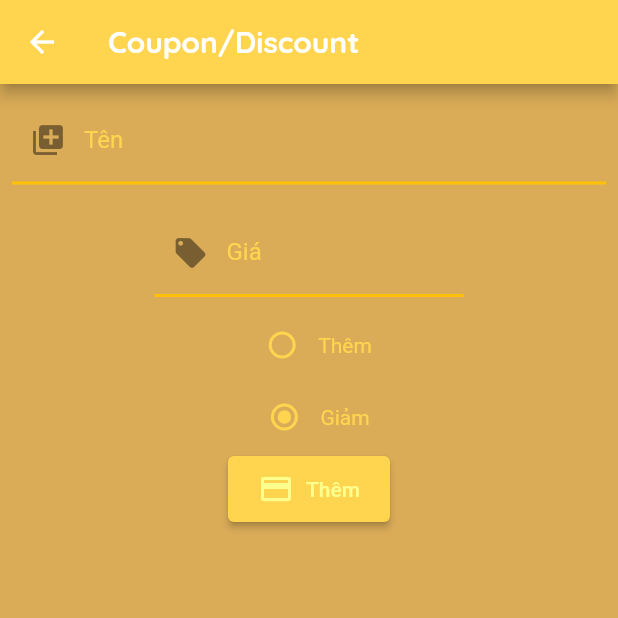
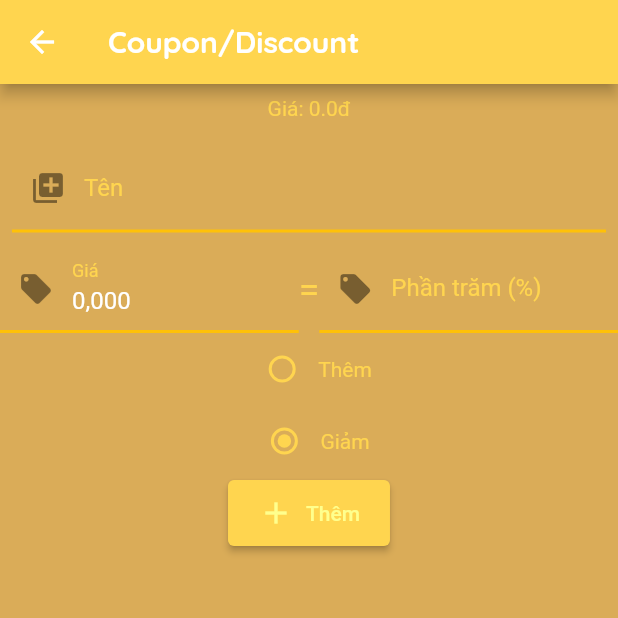
Before and after one commit to dim0147/Hai-Coffe-DenMo, a Flutter app: the PlaceOrderScreen screen opened directly with empty values, after a tap on "Thêm Coupon/Discout", on a phone screen of 412 x 824 dp, the top half of it. Run offline on Flutter 3.47's test engine with Material 2 defaults, Android fonts, the light colour scheme and no system bars; our stand-ins replace extended_masked_text, get, hive, hive_flutter, image_picker, moor; accounts and stored records are empty; generated files the repository leaves out were written again.

Commit message:
Add coupon

```diff
--- a/lib/Controller/PlaceOrderController.dart
+++ b/lib/Controller/PlaceOrderController.dart
@@ -1,10 +1,28 @@
 import 'package:get/get.dart';
+import 'package:hai_noob/Controller/PlaceOrderCouponController.dart';
+import 'package:hai_noob/Model/Bill.dart';
 import 'package:hai_noob/Model/Cart.dart';
 
 class PlaceOrderController extends GetxController {
   final cart = Get.arguments as Cart;
+  final listCouponScreenData = <CouponScreenData>[].obs;
 
   void onAddCoupon() async {
-    var coupon = await Get.toNamed('/menu/place-order/add-coupon');
+    CouponScreenData? couponScreenData =
+        await Get.toNamed('/menu/place-order/add-coupon', arguments: cart)
+            as CouponScreenData?;
+    if (couponScreenData == null) return;
+
+    listCouponScreenData.add(couponScreenData);
+  }
+
+  double showTotalPriceWithCoupon() {
+    double couponPrice = listCouponScreenData.fold(
+        0.0,
+        (previousValue, e) => e.type == CouponType.increase
+            ? previousValue + e.price
+            : previousValue - e.price);
+
+    return cart.showTotalPrice() + couponPrice;
   }
 }
--- a/lib/Controller/PlaceOrderCouponController.dart
+++ b/lib/Controller/PlaceOrderCouponController.dart
@@ -1,9 +1,30 @@
+import 'package:extended_masked_text/extended_masked_text.dart';
+import 'package:flutter/cupertino.dart';
 import 'package:get/get.dart';
+import 'package:hai_noob/Model/Bill.dart';
+import 'package:hai_noob/Model/Cart.dart';
 
-enum CouponType { increase, decrease }
+class CouponScreenData {
+  final String name;
+  final double price;
+  final int percent;
+  final CouponType type;
+
+  CouponScreenData(
+      {required this.name,
+      required this.price,
+      required this.percent,
+      required this.type});
+}
 
 class PlaceOrderCouponController extends GetxController {
+  final cart = Get.arguments as Cart;
   final couponType = CouponType.decrease.obs;
+  final nameC = TextEditingController();
+  final priceC = MoneyMaskedTextController(
+    precision: 3,
+  );
+  final percentC = TextEditingController();
 
   void onChangeCouponType(CouponType? value) {
     if (value == null) return;
@@ -11,5 +32,65 @@ class PlaceOrderCouponController extends GetxController {
     couponType.value = value;
   }
 
-  void onCancelClick() {}
+  void onChangePrice(String? value) {
+    if (value == null) return;
+
+    // Parse to int
+    double price = priceC.numberValue;
+
+    // Calculate percent
+    var total = cart.showTotalPrice();
+    int priceWithPercent = priceToPercent(price);
+    percentC.text = priceWithPercent.toString();
+  }
+
+  void onChangePercent(String? value) {
+    if (value == null) return;
+
+    // Parse to int
+    int? percent = int.tryParse(value);
+    if (percent == null) return;
+
+    // Calculate price
+    var total = cart.showTotalPrice();
+    double price = percentToPrice(percent);
+    priceC.updateValue(price);
+  }
+
+  double percentToPrice(int percent) {
+    double cartTotalPrice = cart.showTotalPrice();
+    double priceWithPercent = (percent * cartTotalPrice) / 100;
+    return priceWithPercent.toPrecision(2);
+  }
+
+  int priceToPercent(double price) {
+    double cartTotalPrice = cart.showTotalPrice();
+    double priceWithPercent = (price / cartTotalPrice) * 100;
+    return priceWithPercent.toInt();
+  }
+
+  void onAdd() {
+    String name = nameC.text;
+    double price = priceC.numberValue;
+    int? percent = int.tryParse(percentC.text);
+
+    if (name.length == 0) {
+      Get.snackbar('Lỗi', 'Tên không hợp lệ');
+      return;
+    }
+
+    if (price == 0.0 || percent == null) {
+      Get.snackbar('Lỗi', 'Giá hoặc phần trăm không hợp lệ');
+      return;
+    }
+
+    CouponScreenData couponScreenData = CouponScreenData(
+      name: name,
+      price: price,
+      percent: percent,
+      type: couponType.value,
+    );
+
+    Get.back(result: couponScreenData);
+  }
 }
--- a/lib/DB/Database.dart
+++ b/lib/DB/Database.dart
@@ -39,7 +39,8 @@ LazyDatabase _openConnection() {
   Tables,
   Bills,
   BillItems,
-  BillItemProperties
+  BillItemProperties,
+  BillCoupons
 ])
 class AppDatabase extends _$AppDatabase {
   AppDatabase() : super(_openConnection());
--- a/lib/Screen/CartScreen.dart
+++ b/lib/Screen/CartScreen.dart
@@ -178,7 +178,7 @@ class Footer extends GetView<CartController> {
             child: ElevatedButton.icon(
               onPressed: controller.onPayment,
               icon: Icon(Icons.payment),
-              label: Text('Payment'),
+              label: Text('Thanh Toán'),
             ),
           )
         ],
--- a/lib/Screen/MenuScreen.dart
+++ b/lib/Screen/MenuScreen.dart
@@ -320,9 +320,9 @@ class Footer extends GetView<MenuController> {
                   Expanded(
                     flex: 3,
                     child: ElevatedButton.icon(
-                      onPressed: () {},
+                      onPressed: controller.onClickPayment,
                       icon: Icon(Icons.payment),
-                      label: Text('Payment'),
+                      label: Text('Thanh Toán'),
                     ),
                   )
                 ],
--- a/lib/Screen/PlaceOrderCouponScreen.dart
+++ b/lib/Screen/PlaceOrderCouponScreen.dart
@@ -2,8 +2,8 @@ import 'dart:developer';
 
 import 'package:flutter/material.dart';
 import 'package:get/get.dart';
-import 'package:hai_noob/App/Config.dart';
 import 'package:hai_noob/Controller/PlaceOrderCouponController.dart';
+import 'package:hai_noob/Model/Bill.dart';
 import 'package:hai_noob/Screen/Component.dart';
 
 class PlaceOrderCouponScreen extends GetWidget<PlaceOrderCouponController> {
@@ -21,10 +21,16 @@ class PlaceOrderCouponScreen extends GetWidget<PlaceOrderCouponController> {
             width: double.infinity,
             child: Column(
               children: [
+                Padding(
+                  padding: const EdgeInsets.all(8.0),
+                  child: Text('Giá: ${controller.cart.showTotalPrice()}đ'),
+                ),
+
                 // Name
                 Container(
                   padding: EdgeInsets.all(8.0),
                   child: TextField(
+                    controller: controller.nameC,
                     decoration: InputDecoration(
                       labelText: 'Tên',
                       prefixIcon: Icon(Icons.library_add),
@@ -32,13 +38,12 @@ class PlaceOrderCouponScreen extends GetWidget<PlaceOrderCouponController> {
                   ),
                 ),
 
-                // Price
-                Padding(
-                  padding: const EdgeInsets.all(8.0),
-                  child: Center(
-                    child: Container(
-                      width: Get.width * 0.5,
+                Row(
+                  children: [
+                    Expanded(
                       child: TextField(
+                        onChanged: controller.onChangePrice,
+                        controller: controller.priceC,
                         keyboardType: TextInputType.number,
                         decoration: InputDecoration(
                           labelText: 'Giá',
@@ -48,9 +53,27 @@ class PlaceOrderCouponScreen extends GetWidget<PlaceOrderCouponController> {
                         ),
                       ),
                     ),
-                  ),
+                    Text(
+                      '=',
+                      style: TextStyle(fontSize: 25.0),
+                    ),
+                    // Percent
+                    Expanded(
+                      child: TextField(
+                        controller: controller.percentC,
+                        onChanged: controller.onChangePercent,
+                        keyboardType: TextInputType.number,
+                        decoration: InputDecoration(
+                          labelText: 'Phần trăm (%)',
+                          prefixIcon: Icon(
+                            Icons.local_offer,
+                          ),
+                        ),
+                      ),
+                    ),
+                  ],
                 ),
-
+                // Price
                 Obx(
                   () => Column(
                     children: [
@@ -60,13 +83,6 @@ class PlaceOrderCouponScreen extends GetWidget<PlaceOrderCouponController> {
                         valueChanged: controller.couponType.value,
                         onChanged: controller.onChangeCouponType,
                       ),
-                      // Radio(
-                      //   value: CouponType.increase,
-                      //   groupValue: controller.couponType.value,
-                      //   onChanged: controller.onChangeCouponType,
-                      // ),
-                      // Text('Thêm'),
-
                       RadioPrimary<CouponType>(
                         title: 'Giảm',
                         originValue: CouponType.decrease,
@@ -82,8 +98,8 @@ class PlaceOrderCouponScreen extends GetWidget<PlaceOrderCouponController> {
                   children: [
                     // Add
                     ElevatedButton.icon(
-                      onPressed: () {},
-                      icon: Icon(Icons.payment),
+                      onPressed: controller.onAdd,
+                      icon: Icon(Icons.add),
                       label: Text('Thêm'),
                     ),
                   ],
--- a/lib/Screen/PlaceOrderScreen.dart
+++ b/lib/Screen/PlaceOrderScreen.dart
@@ -2,6 +2,8 @@ import 'package:flutter/material.dart';
 import 'package:get/get.dart';
 import 'package:hai_noob/App/Config.dart';
 import 'package:hai_noob/Controller/PlaceOrderController.dart';
+import 'package:hai_noob/Controller/PlaceOrderCouponController.dart';
+import 'package:hai_noob/Model/Bill.dart';
 
 class PlaceOrderScreen extends GetWidget<PlaceOrderController> {
   const PlaceOrderScreen({Key? key}) : super(key: key);
@@ -37,26 +39,40 @@ class PlaceOrderScreen extends GetWidget<PlaceOrderController> {
                   color: AppConfig.MAIN_COLOR,
                 ),
 
-                // Custom price list
-                Column(
-                  children: [
-                    Padding(
+                // Coupon list
+                Obx(
+                  () => Column(
+                    children: controller.listCouponScreenData
+                        .map(
+                          (e) => Padding(
                             padding: const EdgeInsets.all(8.0),
                             child: Row(
                               children: [
                                 Padding(
                                   padding: const EdgeInsets.only(left: 8.0),
-                            child: Text('- Discount'),
+                                  child: Text('* ${e.name}'),
                                 ),
                                 Expanded(child: SizedBox()),
                                 Padding(
                                   padding: const EdgeInsets.only(right: 8.0),
-                            child: Text('+15.000đ'),
+                                  child: e.type == CouponType.increase
+                                      ? Text('+ ${e.price}đ (${e.percent}%)')
+                                      : Text('- ${e.price}đ (${e.percent}%)'),
                                 ),
+                                IconButton(
+                                  color: AppConfig.MAIN_COLOR,
+                                  onPressed: () {},
+                                  icon: Icon(
+                                    Icons.remove,
+                                    size: 20.0,
+                                  ),
+                                )
                               ],
                             ),
                           ),
-                  ],
+                        )
+                        .toList(),
+                  ),
                 ),
 
                 // Add custom price
@@ -72,17 +88,22 @@ class PlaceOrderScreen extends GetWidget<PlaceOrderController> {
                   thickness: 3.0,
                   color: AppConfig.MAIN_COLOR,
                 ),
-                Row(
+                Obx(
+                  () => Row(
                     children: [
                       Spacer(),
-                    Text(
-                      'TỔNG CỘNG: 800.000Đ',
+                      Padding(
+                        padding: const EdgeInsets.all(8.0),
+                        child: Text(
+                          'TỔNG CỘNG: ${controller.showTotalPriceWithCoupon()}Đ',
                           style: TextStyle(
                             fontWeight: FontWeight.bold,
                             fontSize: 20.0,
                           ),
+                        ),
                       )
                     ],
+                  ),
                 )
               ],
             ),
@@ -112,8 +133,8 @@ class Footer extends GetView<PlaceOrderController> {
           // Payment
           ElevatedButton.icon(
             onPressed: () {},
-            icon: Icon(Icons.payment),
-            label: Text('Thanh Toán'),
+            icon: Icon(Icons.check),
+            label: Text('Xác Nhận'),
             style: ElevatedButton.styleFrom(
               minimumSize: Size(double.infinity,
                   30), // double.infinity is the width and 30 is the height
```
Also changed, not shown: lib/Controller/MenuController.dart (+6 -1 lines), lib/Model/Bill.dart (+12 -0 lines), lib/DB/Database.g.dart. Lines whose indentation alone changed are shown as unchanged.
